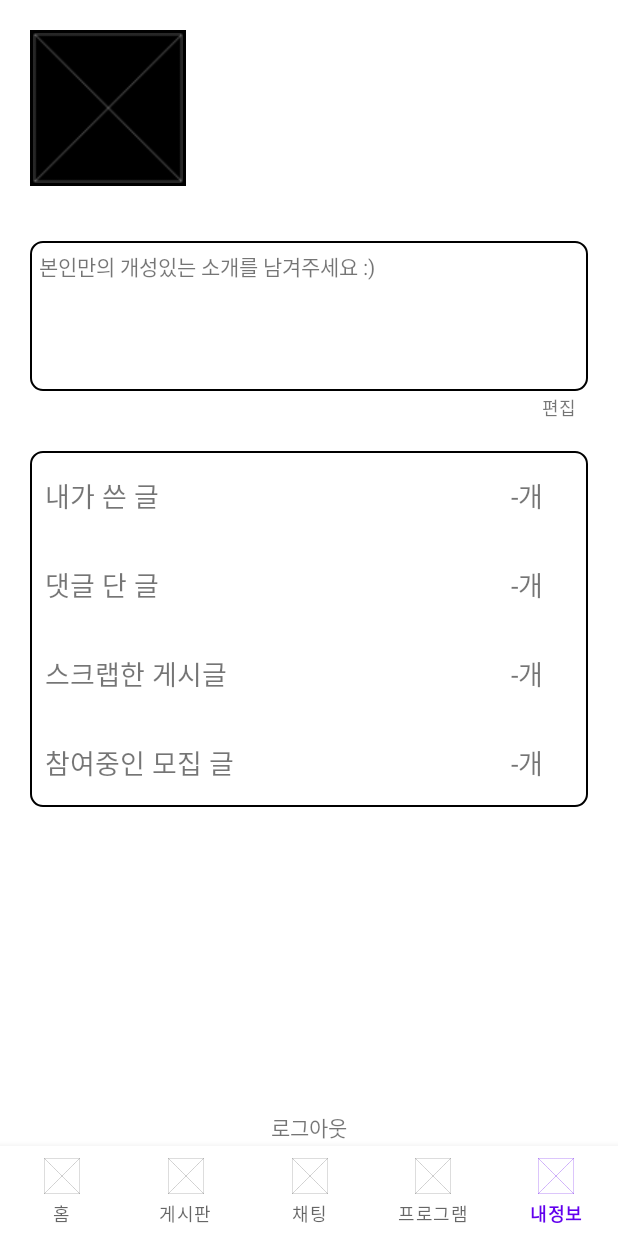
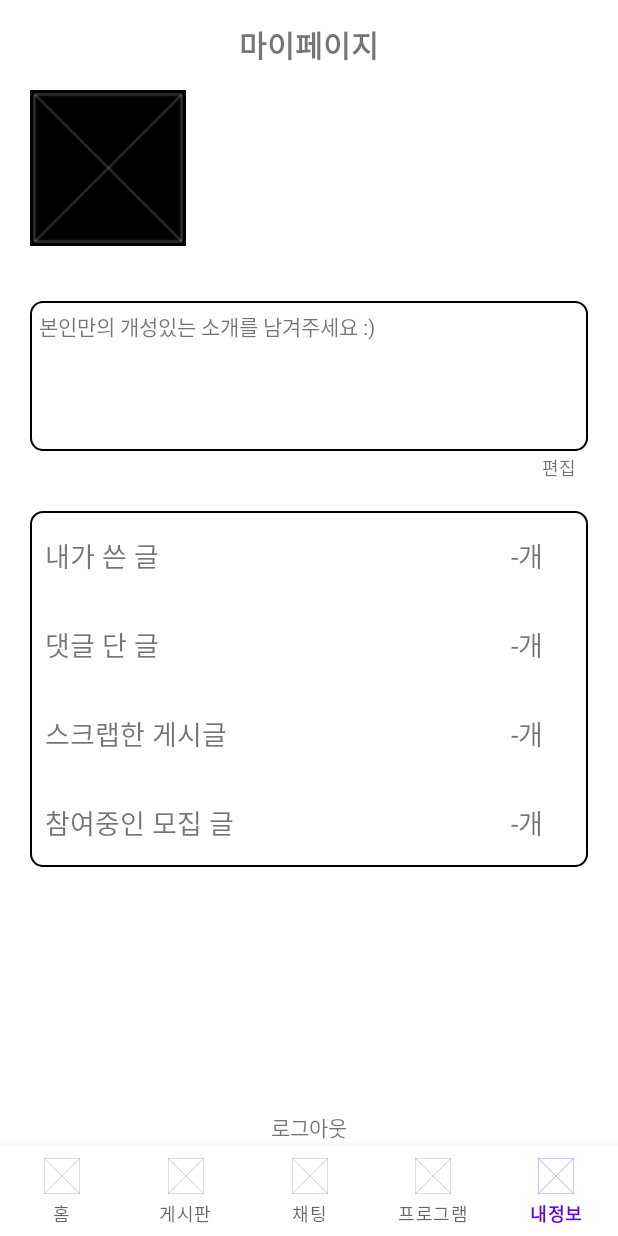
Before and after one commit to ahnsugyeong/Sejong-Android, an Android app: the screen it shows after launch once a user with an empty profile is signed in (MainActivity), item 5 of the bottom bar chosen, on a phone screen of 412 x 824 dp. Run offline under Robolectric (Android 15) with nearby library versions, the phone set to English and light mode, and no system bars; our stand-ins replace Firebase (no records; nobody signed in at launch, a user with empty details on screens opened directly); network calls fail; pictures from the network do not load.

Commit message:
두드림 크롤링, 뒤로가기 아이콘 추가

```diff
--- a/app/src/main/java/com/example/a22_2_sejong_project/MainActivity.kt
+++ b/app/src/main/java/com/example/a22_2_sejong_project/MainActivity.kt
@@ -43,7 +43,6 @@ class MainActivity : AppCompatActivity(),BottomNavigationView.OnNavigationItemSe
         when(item.itemId) {
             R.id.nav_item1 -> {
                 supportFragmentManager.beginTransaction().replace(R.id.main_container_layout,HomeFragment()).commit()
-                binding.mainTitleTv.text = "홈"
                 return true
             }
             R.id.nav_item2 -> {
@@ -51,17 +50,14 @@ class MainActivity : AppCompatActivity(),BottomNavigationView.OnNavigationItemSe
                     .addToBackStack(null)
                     .commit()
                 supportFragmentManager.beginTransaction().replace(R.id.main_container_layout,BoardFragment()).commit()
-                binding.mainTitleTv.text = "게시판"
                 return true
             }
             R.id.nav_item3 -> {
                 supportFragmentManager.beginTransaction().replace(R.id.main_container_layout,ChatFragment()).commit()
-                binding.mainTitleTv.text = "채팅"
                 return true
             }
             R.id.nav_item4 -> {
                 supportFragmentManager.beginTransaction().replace(R.id.main_container_layout,ProgramFragment()).commit()
-                binding.mainTitleTv.text = "교내 프로그램"
                 return true
             }
             R.id.nav_item5 -> {
@@ -71,7 +67,6 @@ class MainActivity : AppCompatActivity(),BottomNavigationView.OnNavigationItemSe
                 bundle.putString("uid",uid)
                 frg.arguments = bundle
                 supportFragmentManager.beginTransaction().replace(R.id.main_container_layout,frg).commit()
-                binding.mainTitleTv.text = "내정보"
                 return true
             }
         }
--- a/app/src/main/java/com/example/a22_2_sejong_project/board/BoardFragment.kt
+++ b/app/src/main/java/com/example/a22_2_sejong_project/board/BoardFragment.kt
@@ -70,7 +70,6 @@ class BoardFragment : Fragment() {
             val addBoardArticleFragment = AddBoardArticleFragment()
             addBoardArticleFragment.arguments = bundle
             transaction.replace(R.id.main_container_layout, addBoardArticleFragment)
-                .addToBackStack(null)
                 .commit()
         }
 
@@ -174,7 +173,7 @@ class BoardFragment : Fragment() {
                 bundle.putString("boardCategory", collectionPath)
 
                 fragment.arguments = bundle
-                activity?.supportFragmentManager?.beginTransaction()?.addToBackStack(null)?.replace(R.id.main_container_layout, fragment)?.commit()
+                requireActivity().supportFragmentManager.beginTransaction().replace(R.id.main_container_layout,fragment).addToBackStack(null).commit()
             }
         }
 
--- a/app/src/main/java/com/example/a22_2_sejong_project/utils/AddBoardArticleFragment.kt
+++ b/app/src/main/java/com/example/a22_2_sejong_project/utils/AddBoardArticleFragment.kt
@@ -71,6 +71,10 @@ class AddBoardArticleFragment : Fragment() {
             }
         }
 
+        rootView.board_article_back_btn.setOnClickListener {
+            requireActivity().supportFragmentManager.beginTransaction().remove(this).commit()
+            requireActivity().supportFragmentManager.popBackStack()
+        }
         boardCategory = arguments?.getString("boardCategory")
 
         return rootView
--- a/app/src/main/java/com/example/a22_2_sejong_project/utils/BoardDetailFragment.kt
+++ b/app/src/main/java/com/example/a22_2_sejong_project/utils/BoardDetailFragment.kt
@@ -80,6 +80,10 @@ class BoardDetailFragment : Fragment() {
                 })
             dialog.show()
         }
+        binding.boardDetailBackBtn.setOnClickListener {
+            requireActivity().supportFragmentManager.beginTransaction().remove(this).commit()
+            requireActivity().supportFragmentManager.popBackStack()
+        }
 
         return binding.root
     }
--- a/app/src/main/res/layout/fragment_home.xml
+++ b/app/src/main/res/layout/fragment_home.xml
@@ -19,7 +19,7 @@
             android:layout_width="wrap_content"
             android:layout_height="wrap_content"
             android:layout_centerInParent="true"
-            android:text="TextView"
+            android:text="홈"
             android:textSize="20sp"
             android:textStyle="bold" />
     </RelativeLayout>
--- a/app/src/main/res/layout/fragment_my_page.xml
+++ b/app/src/main/res/layout/fragment_my_page.xml
@@ -6,21 +6,38 @@
     android:layout_height="match_parent"
     tools:context=".mypage.MyPageFragment">
 
+    <RelativeLayout
+        android:id="@+id/mypage_top_layout"
+        android:layout_width="match_parent"
+        android:layout_height="60dp"
+        app:layout_constraintEnd_toEndOf="parent"
+        app:layout_constraintStart_toStartOf="parent"
+        app:layout_constraintTop_toTopOf="parent">
+
+        <TextView
+            android:layout_width="wrap_content"
+            android:layout_height="wrap_content"
+            android:layout_centerInParent="true"
+            android:text="마이페이지"
+            android:textSize="20sp"
+            android:textStyle="bold" />
+    </RelativeLayout>
+
     <FrameLayout
         android:id="@+id/mypage_profile_box"
         android:layout_width="104dp"
         android:layout_height="104dp"
+        android:layout_below="@id/mypage_top_layout"
         android:layout_marginLeft="20dp"
-        android:layout_marginTop="20dp"
         android:background="@color/black">
 
         <ImageView
             android:id="@+id/mypage_profile_image"
             android:layout_width="100dp"
             android:layout_height="100dp"
-            android:src="@drawable/sample_image"
             android:layout_gravity="center"
-            android:scaleType="fitXY"/>
+            android:scaleType="fitXY"
+            android:src="@drawable/sample_image" />
     </FrameLayout>
 
     <TextView
```
Also changed, not shown: app/src/main/res/layout/fragment_add_board_article.xml (+22 -0 lines), app/src/main/res/layout/fragment_board_detail.xml (+21 -5 lines), app/src/main/res/layout/fragment_board_main.xml (+21 -5 lines), app/src/main/res/layout/fragment_chat.xml (+18 -2 lines), app/src/main/res/layout/fragment_program.xml (+18 -2 lines).
